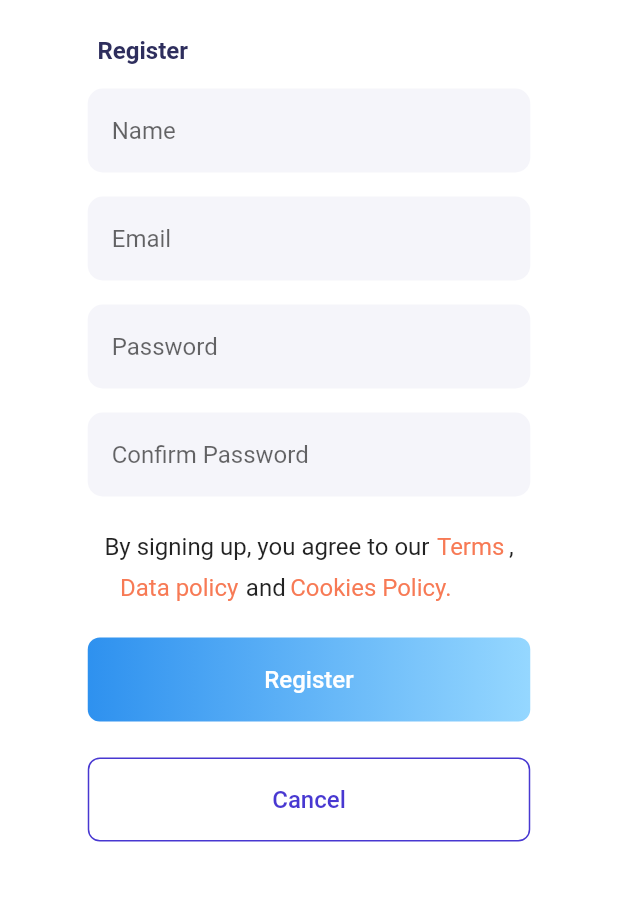
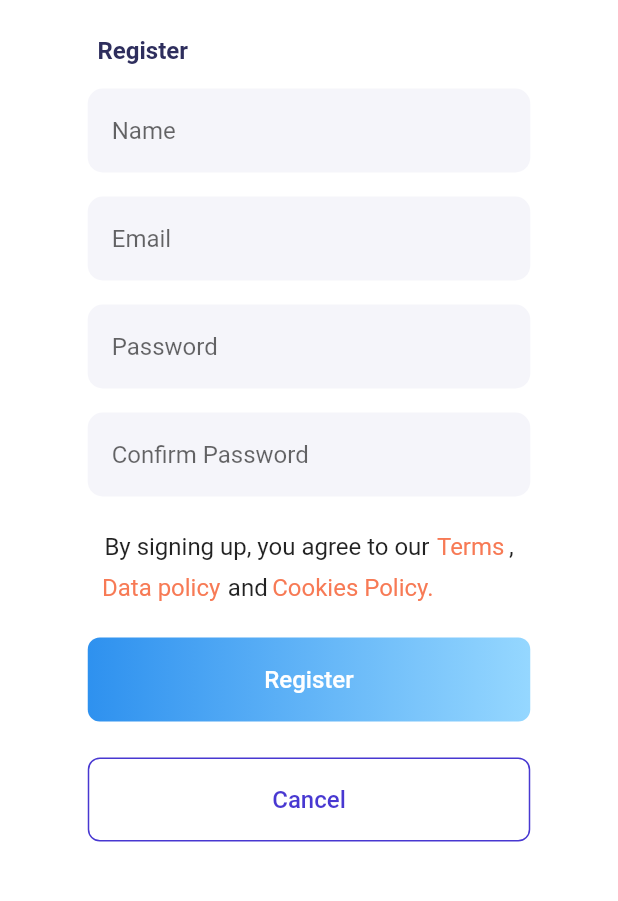
Before and after one commit to Abdulrahman160/my_final_progict, a Flutter app: the screen it shows after launch, on a phone screen of 412 x 824 dp, the part 270-1171 px from its top. Run offline on Flutter 3.47's test engine with Material 2 defaults, Android fonts, the phone set to English and light mode, and no system bars; our stand-ins replace shared_preferences.

Commit message:
finish 01

```diff
--- a/lib/view/Sign_Up/SignUp_View.dart
+++ b/lib/view/Sign_Up/SignUp_View.dart
@@ -167,9 +167,8 @@ class _SignUpViewState extends State<SignUpView> {
                   height: 8,
                 ),
                 Padding(
-                  padding:  EdgeInsets.symmetric(horizontal: 80),
+                  padding: const EdgeInsets.symmetric(horizontal: 68),
                   child: Row(
-                    mainAxisAlignment: MainAxisAlignment.start,
                     children:  [
                       Text(
                         'Data policy',
```
